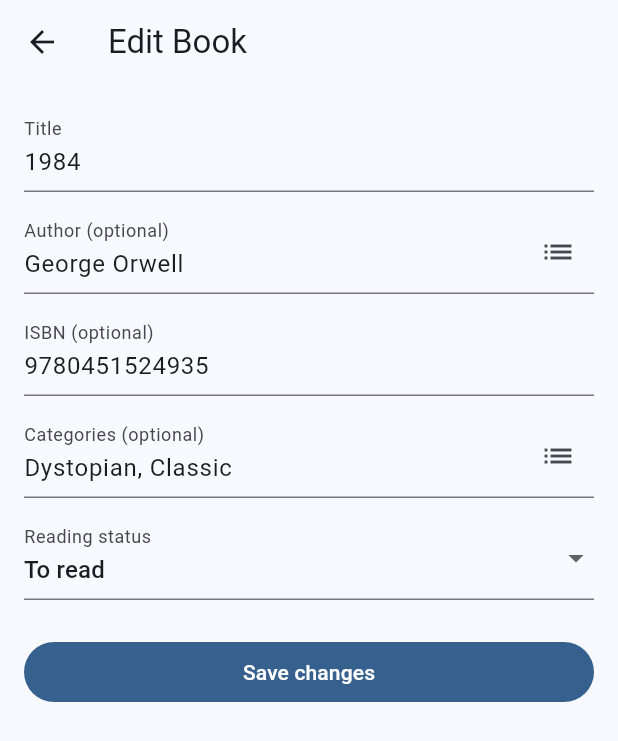
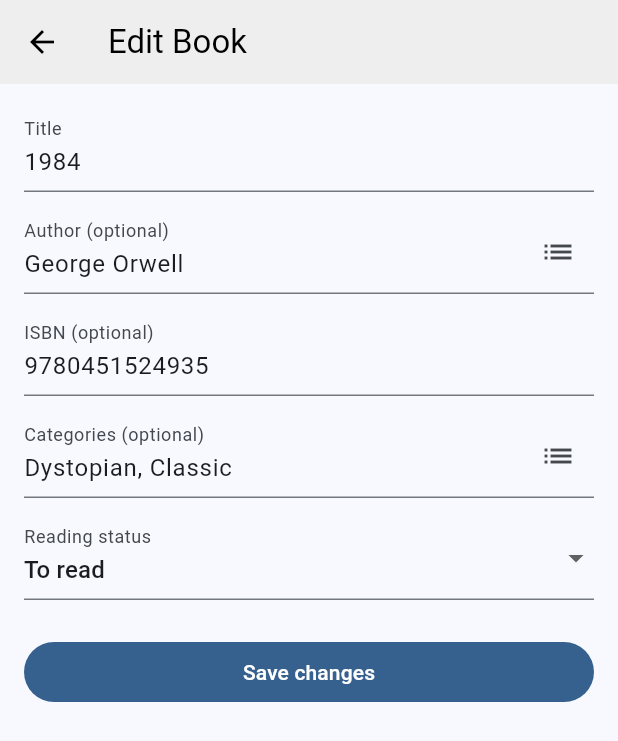
Before and after one commit to UDeedIt/ExLibris, a Flutter app: the screen it shows after launch, after a tap on "1984", on a phone screen of 412 x 824 dp. Shown: the top 741 px of the screen. Run offline on Flutter 3.47's test engine with Material 3 defaults, Android fonts, the phone set to English and light mode, and no system bars; our stand-ins replace drift, flutter_riverpod; accounts and stored records are empty; generated files the repository leaves out were written again; network calls fail.

Commit message:
- feat: add BackupService to send library snapshot to Ktor backend
- feat(EXL-6): add backup button in Books tab app bar using BackupService

- feat(EXL-6): integrate Ktor backup with backup button on Books tab

```diff
--- a/lib/main.dart
+++ b/lib/main.dart
@@ -26,6 +26,12 @@ class ExLibrisApp extends StatelessWidget {
       theme: ThemeData(
         useMaterial3: true,
         colorSchemeSeed: Colors.blue,
+        appBarTheme: const AppBarTheme(
+          // Adjust this color to the shade of grey you prefer.
+          backgroundColor: Color(0xFFEEEEEE),
+          foregroundColor: Colors.black,
+          elevation: 0,
+        ),
       ),
       localizationsDelegates: const [
         AppLocalizations.delegate,
--- a/lib/presentation/books/view/book_list_screen.dart
+++ b/lib/presentation/books/view/book_list_screen.dart
@@ -5,6 +5,8 @@ import 'package:flutter_riverpod/flutter_riverpod.dart';
 import 'package:ex_libris/presentation/books/viewmodel/book_list_view_model.dart';
 import 'package:ex_libris/presentation/books/view/add_book_screen.dart';
 import 'package:ex_libris/presentation/books/view/edit_book_screen.dart';
+
+import '../../../data/remote/backup_service.dart';
 
 /// Screen that displays the list of books.
 ///
@@ -29,27 +31,37 @@ class _BookListScreenState extends ConsumerState<BookListScreen> {
 
   @override
   Widget build(BuildContext context) {
+    // Read the current state from the ViewModel using ref.
     final state = ref.watch(bookListViewModelProvider);
 
     return Scaffold(
       appBar: AppBar(
         title: const Text('Ex Libris'),
+        actions: [
+          // Backup button in the Books app bar.
+          IconButton(
+            icon: const Icon(Icons.cloud_upload_outlined),
+            tooltip: 'Backup to server',
+            onPressed: _onBackupPressed,
+          ),
+        ],
       ),
       body: _buildBody(context, ref, state),
       floatingActionButton: FloatingActionButton(
         onPressed: () async {
+          // Navigate to the AddBookScreen and refresh after returning.
           await Navigator.of(context).push(
             MaterialPageRoute<void>(
               builder: (_) => const AddBookScreen(),
             ),
           );
-          // After returning from AddBookScreen, refresh the list.
           await ref.read(bookListViewModelProvider.notifier).loadBooks();
         },
         child: const Icon(Icons.add),
       ),
     );
   }
+
 
   /// Builds the main body of the screen.
   ///
@@ -270,4 +282,23 @@ class _BookListScreenState extends ConsumerState<BookListScreen> {
     }
   }
 
+  /// Triggers a backup of the current library state via [BackupService].
+  ///
+  /// Shows a [SnackBar] indicating success or failure.
+  Future<void> _onBackupPressed() async {
+    final messenger = ScaffoldMessenger.of(context);
+    final backupService = ref.read(backupServiceProvider);
+
+    try {
+      await backupService.backup();
+      messenger.showSnackBar(
+        const SnackBar(content: Text('Backup successful')),
+      );
+    } catch (e) {
+      messenger.showSnackBar(
+        SnackBar(content: Text('Backup failed')),
+      );
+    }
+  }
+
 }
--- a/lib/presentation/home/view/home_shell_screen.dart
+++ b/lib/presentation/home/view/home_shell_screen.dart
@@ -28,13 +28,18 @@ class _HomeShellScreenState extends ConsumerState<HomeShellScreen> {
 
   @override
   Widget build(BuildContext context) {
+    // Localized labels for navigation.
     final loc = AppLocalizations.of(context)!;
 
     return Scaffold(
+      // No AppBar here; each tab screen provides its own AppBar.
+      // The main content is provided by an IndexedStack so that
+      // each tab preserves its state while switching.
       body: IndexedStack(
         index: _currentIndex,
         children: _pages,
       ),
+      // Bottom navigation between Books, Authors and Categories.
       bottomNavigationBar: NavigationBar(
         selectedIndex: _currentIndex,
         onDestinationSelected: (index) {
@@ -46,17 +51,17 @@ class _HomeShellScreenState extends ConsumerState<HomeShellScreen> {
           NavigationDestination(
             icon: const Icon(Icons.menu_book_outlined),
             selectedIcon: const Icon(Icons.menu_book),
-            label: loc.navBooks, // 'Books'
+            label: loc.navBooks,
           ),
           NavigationDestination(
-            icon: Icon(Icons.person_outline),
-            selectedIcon: Icon(Icons.person),
-            label: loc.navAuthors//'Authors',
+            icon: const Icon(Icons.person_outline),
+            selectedIcon: const Icon(Icons.person),
+            label: loc.navAuthors,
           ),
           NavigationDestination(
-            icon: Icon(Icons.category_outlined),
-            selectedIcon: Icon(Icons.category),
-            label: loc.navCategories // 'Categories',
+            icon: const Icon(Icons.category_outlined),
+            selectedIcon: const Icon(Icons.category),
+            label: loc.navCategories,
           ),
         ],
       ),
--- a/pubspec.yaml
+++ b/pubspec.yaml
@@ -34,6 +34,10 @@ dependencies:
   freezed_annotation: ^3.1.0
   json_annotation: ^4.9.0
 
+  # Add network capability
+  http: ^1.2.2
+
+
 dev_dependencies:
   # Drift code generator
   drift_dev: ^2.19.0
```
Also changed, not shown: lib/data/remote/backup_service.dart (added, +103 -0 lines), pubspec.lock, 2 other files.
